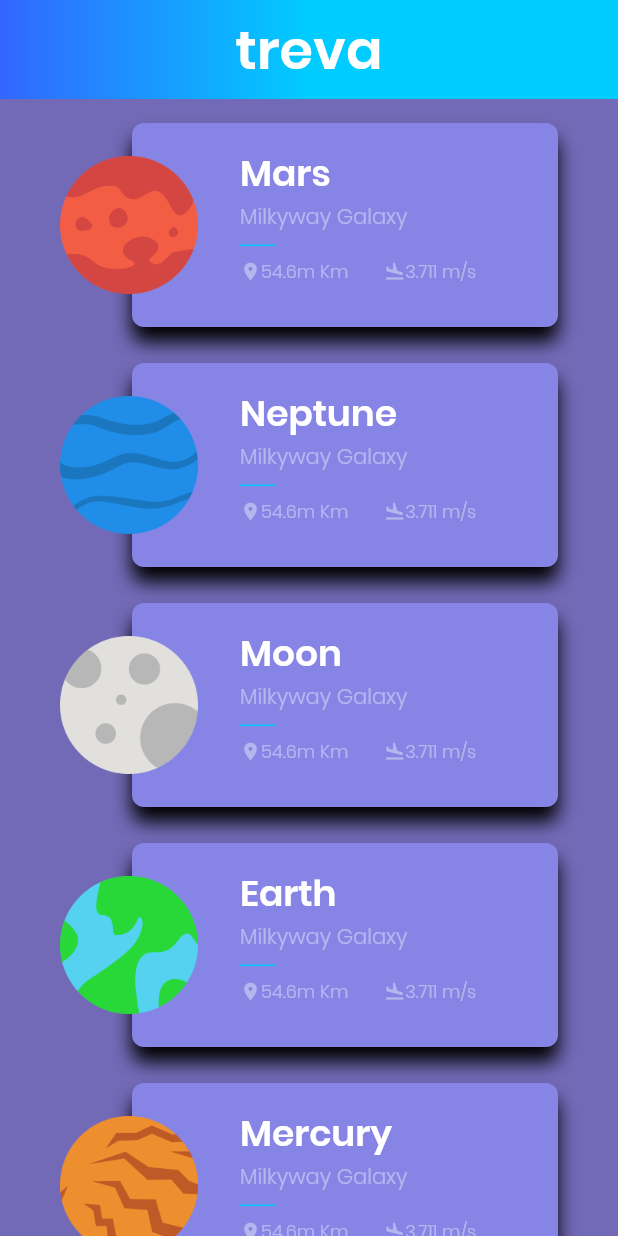
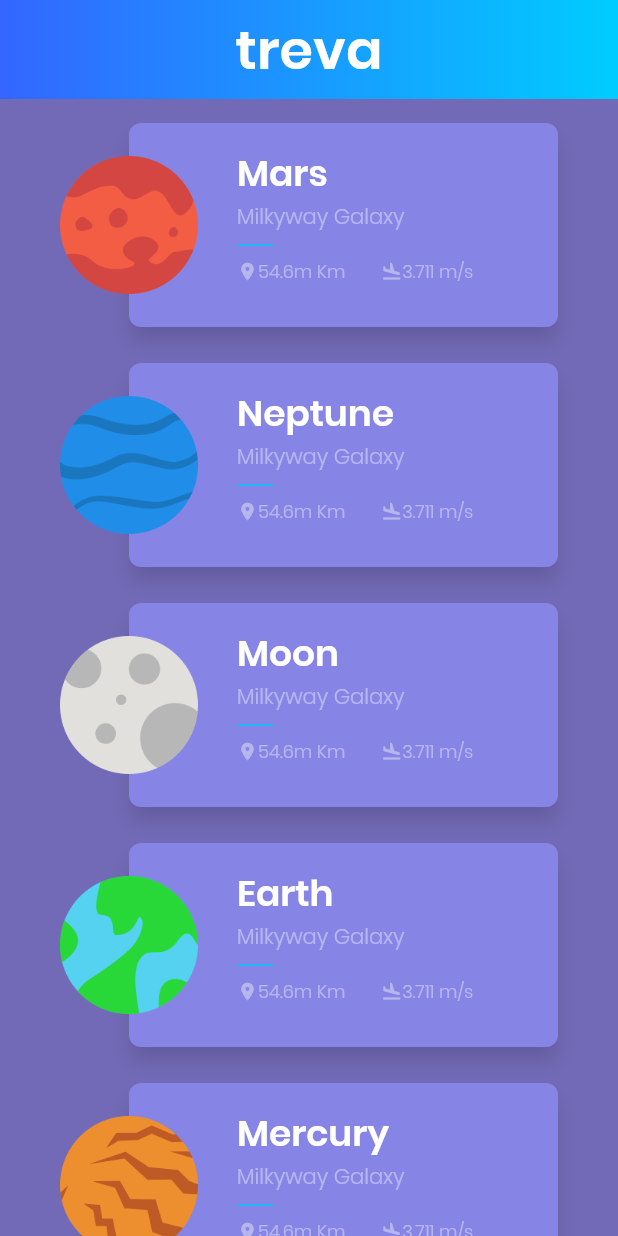
Before and after one commit to sergiandreplace/planets-flutter, a Flutter app: the screen it shows after launch, on a phone screen of 412 x 824 dp. Run offline on Flutter 3.47's test engine with Material 2 defaults, Android fonts, the phone set to English and light mode, and no system bars; our stand-ins replace fluro; statements that could not run were skipped.

Commit message:
Resetting margins for list

```diff
--- a/lib/ui/home/GradientAppBar.dart
+++ b/lib/ui/home/GradientAppBar.dart
@@ -10,14 +10,14 @@ class GradientAppBar extends StatelessWidget {
 
   @override
   Widget build(BuildContext context) {
-    final double statusbarHeight = MediaQuery
+    final double statusBarHeight = MediaQuery
       .of(context)
       .padding
       .top;
 
     return new Container(
-      padding: new EdgeInsets.only(top: statusbarHeight),
-      height: statusbarHeight + barHeight,
+      padding: new EdgeInsets.only(top: statusBarHeight),
+      height: statusBarHeight + barHeight,
       child: new Center(
         child: new Text(
           title,
@@ -26,9 +26,12 @@ class GradientAppBar extends StatelessWidget {
       ),
       decoration: new BoxDecoration(
         gradient: new LinearGradient(
-          colors: [Theme.Colors.appBarGradientStart, Theme.Colors.appBarGradientEnd],
+          colors: [
+            Theme.Colors.appBarGradientStart,
+            Theme.Colors.appBarGradientEnd
+          ],
           begin: const FractionalOffset(0.0, 0.0),
-          end: const FractionalOffset(0.5, 0.0),
+          end: const FractionalOffset(1.0, 0.0),
           stops: [0.0, 1.0],
           tileMode: TileMode.clamp
         ),
--- a/lib/ui/home/PlanetRow.dart
+++ b/lib/ui/home/PlanetRow.dart
@@ -14,7 +14,7 @@ class PlanetRow extends StatelessWidget {
   Widget build(BuildContext context) {
     final planetThumbnail = new Container(
       alignment: new FractionalOffset(0.0, 0.5),
-      margin: const EdgeInsets.only(left: 24.0),
+      margin: const EdgeInsets.only(left: Theme.Dimens.planetRowHorizontalMargin),
       child: new Hero(
         tag: 'planet-icon-${planet.id}',
         child: new Image(
@@ -26,13 +26,16 @@ class PlanetRow extends StatelessWidget {
     );
 
     final planetCard = new Container(
-      margin: const EdgeInsets.only(left: 72.0, right: 24.0),
+      margin: const EdgeInsets.only(
+        left: Theme.Dimens.planetCardLeftMargin,
+        right: Theme.Dimens.planetCardRightMargin
+      ),
       decoration: new BoxDecoration(
         color: Theme.Colors.planetCard,
         shape: BoxShape.rectangle,
         borderRadius: new BorderRadius.circular(8.0),
         boxShadow: <BoxShadow>[
-          new BoxShadow(color: Colors.black,
+          new BoxShadow(color: Colors.black12,
             blurRadius: 10.0,
             offset: new Offset(0.0, 10.0))
         ],
```
